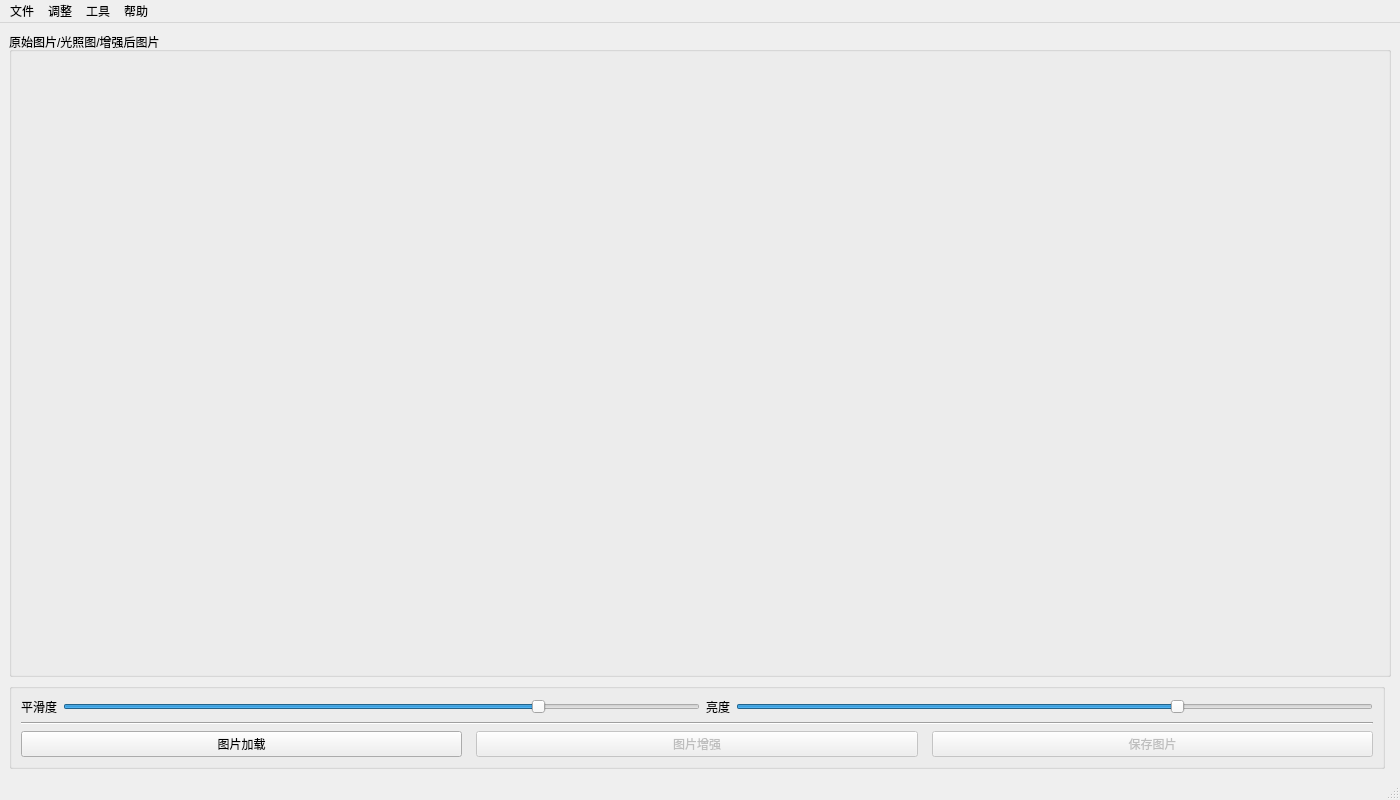
Old version of the form mainwindow.ui in the repository aeinrw/LIME.
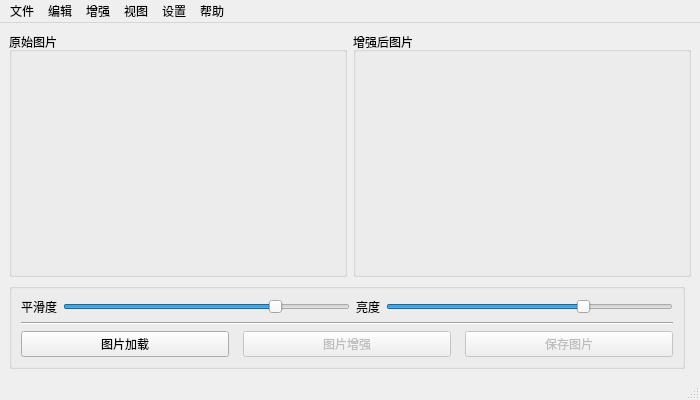
New version of the form. Icons and pictures are not drawn.

The edit to the form file:
```diff
--- a/mainwindow.ui
+++ b/mainwindow.ui
@@ -6,14 +6,14 @@
    <rect>
     <x>0</x>
     <y>0</y>
-    <width>1400</width>
-    <height>800</height>
+    <width>700</width>
+    <height>400</height>
    </rect>
   </property>
   <property name="minimumSize">
    <size>
-    <width>1400</width>
-    <height>700</height>
+    <width>700</width>
+    <height>400</height>
    </size>
   </property>
   <property name="windowTitle">
@@ -39,7 +39,14 @@
          <bool>true</bool>
         </property>
         <property name="title">
-         <string>原始图片/光照图/增强后图片</string>
+         <string>原始图片</string>
+        </property>
+       </widget>
+      </item>
+      <item>
+       <widget class="QGroupBox" name="enhancedBox">
+        <property name="title">
+         <string>增强后图片</string>
         </property>
        </widget>
       </item>
@@ -191,7 +198,7 @@
     <rect>
      <x>0</x>
      <y>0</y>
-     <width>1400</width>
+     <width>700</width>
      <height>18</height>
     </rect>
    </property>
@@ -204,7 +211,7 @@
    </widget>
    <widget class="QMenu" name="menu_2">
     <property name="title">
-     <string>调整</string>
+     <string>设置</string>
     </property>
     <addaction name="action"/>
    </widget>
@@ -213,16 +220,44 @@
      <string>帮助</string>
     </property>
     <addaction name="aboutAct"/>
+    <addaction name="thinkAct"/>
+   </widget>
+   <widget class="QMenu" name="menu_5">
+    <property name="title">
+     <string>编辑</string>
+    </property>
+    <addaction name="undoAct"/>
+    <addaction name="redoAct"/>
+    <addaction name="separator"/>
+    <addaction name="copyAct"/>
    </widget>
    <widget class="QMenu" name="menu_4">
     <property name="title">
-     <string>工具</string>
+     <string>增强</string>
     </property>
-    <addaction name="action_2"/>
+    <widget class="QMenu" name="menu_6">
+     <property name="title">
+      <string>降噪</string>
+     </property>
+     <addaction name="action_1"/>
+     <addaction name="action_21"/>
+    </widget>
+    <addaction name="enhanceAct"/>
+    <addaction name="illuMapAct"/>
+    <addaction name="menu_6"/>
+   </widget>
+   <widget class="QMenu" name="menu_8">
+    <property name="title">
+     <string>视图</string>
+    </property>
+    <addaction name="action_22"/>
+    <addaction name="action_23"/>
    </widget>
    <addaction name="menu"/>
-   <addaction name="menu_2"/>
+   <addaction name="menu_5"/>
    <addaction name="menu_4"/>
+   <addaction name="menu_8"/>
+   <addaction name="menu_2"/>
    <addaction name="menu_3"/>
   </widget>
   <action name="saveAct">
```
Left out of the diff: 153 changed lines with no effect on the pictures.
